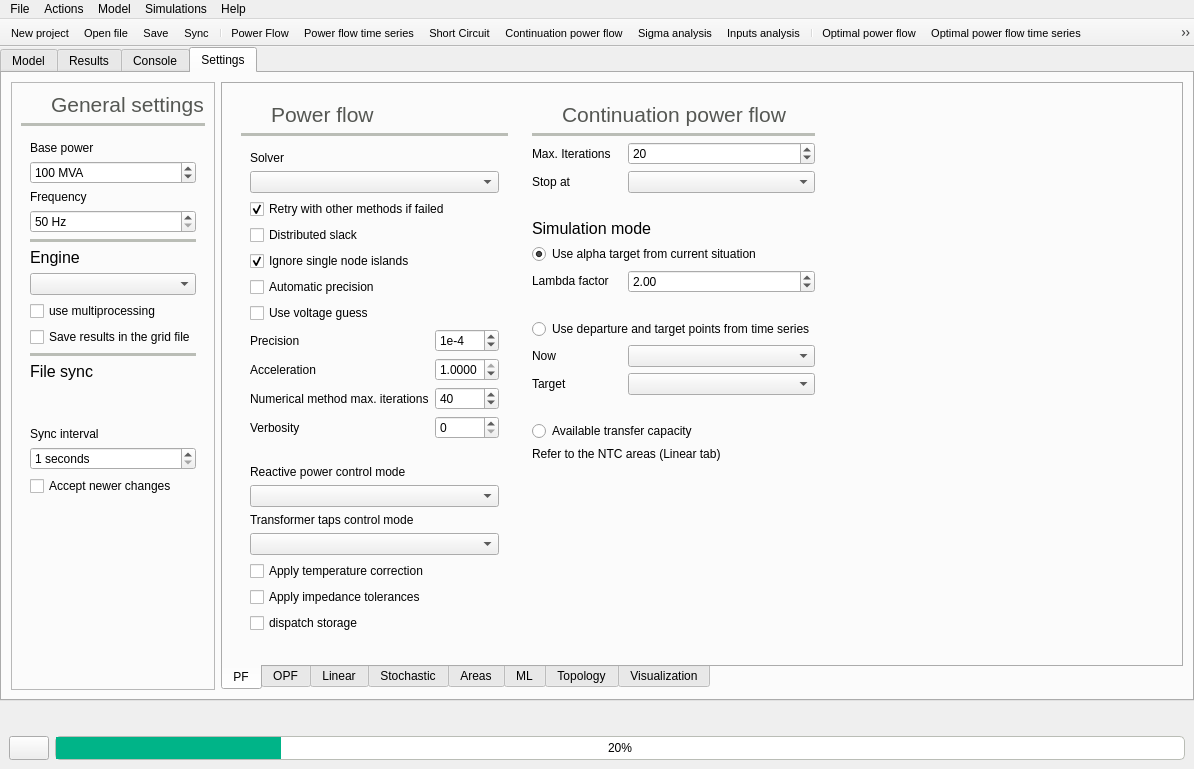
This is src/GridCal/Gui/Main/MainWindow.ui in SanPen/GridCal as Qt 5 draws it before an edit. The edited form follows.
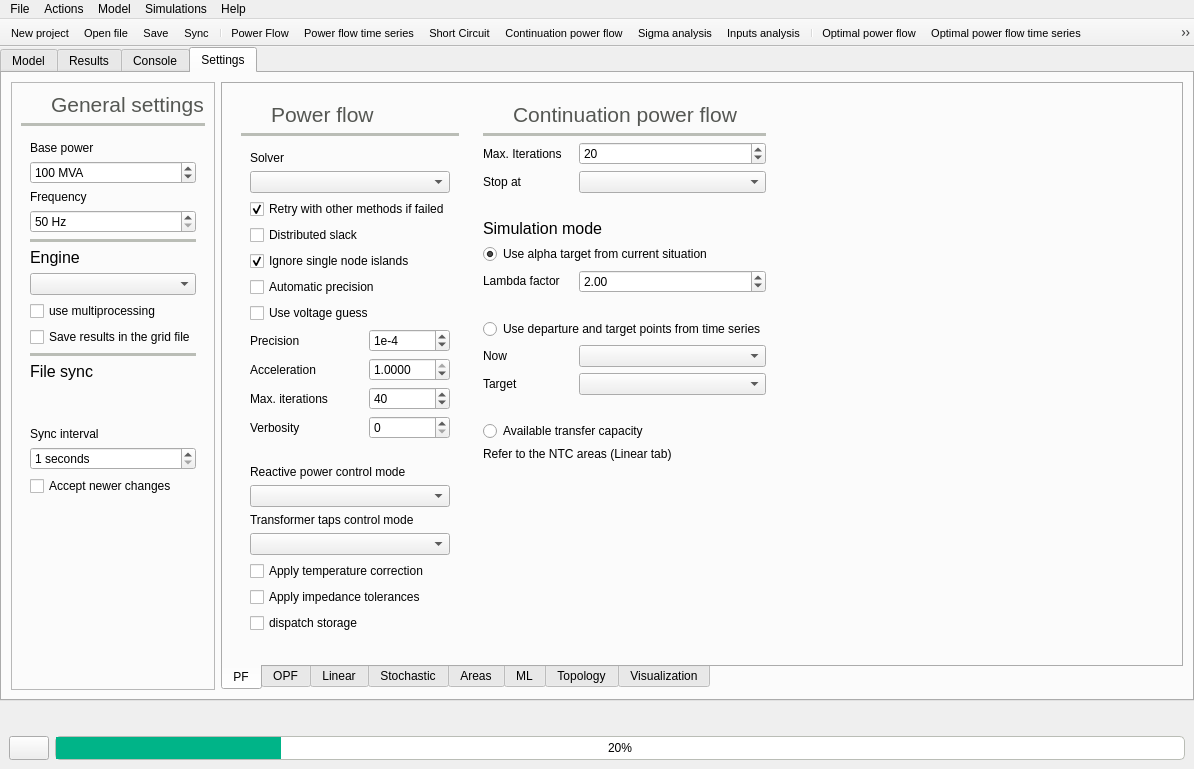
This is the edited form. The open tabs and pages were chosen to show the change. Icons and pictures are not drawn.

Diff of the .ui file:
```diff
--- a/src/GridCal/Gui/Main/MainWindow.ui
+++ b/src/GridCal/Gui/Main/MainWindow.ui
@@ -2456,7 +2456,7 @@
                   <item row="9" column="0">
                    <widget class="QLabel" name="label_6">
                     <property name="text">
-                     <string>Numerical method max. iterations</string>
+                     <string>Max. iterations</string>
                     </property>
                    </widget>
                   </item>
```
